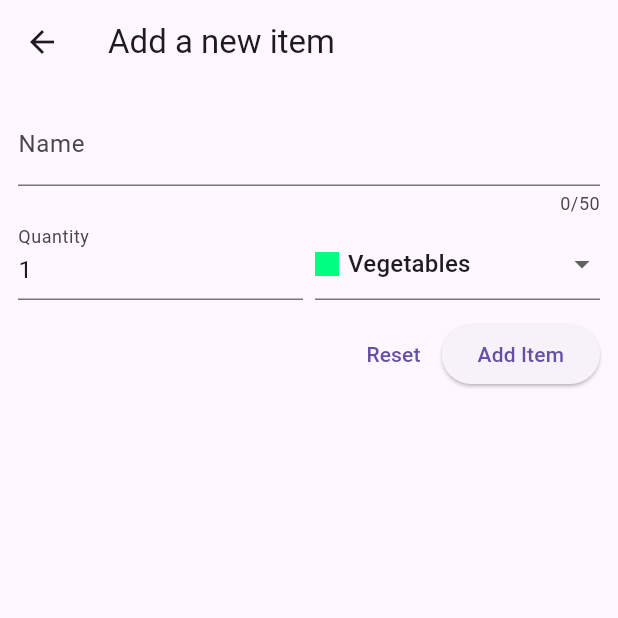
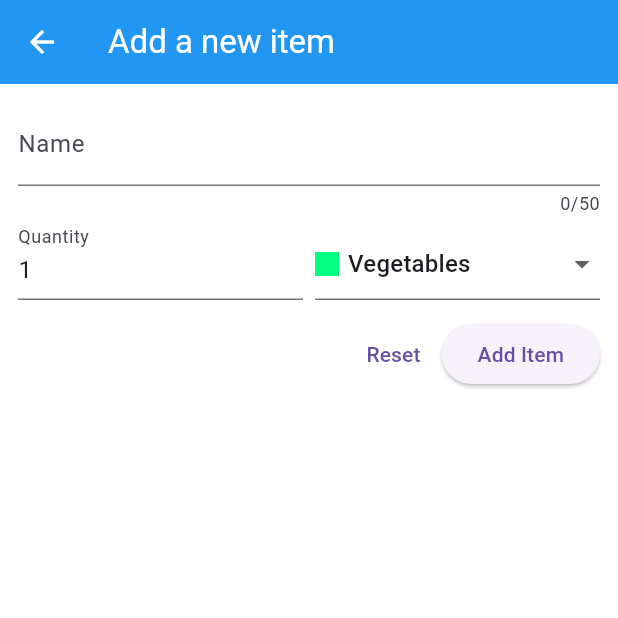
Before and after one commit to Km-khaled/flutter_basics, a Flutter app: the NewItem screen opened directly, on a phone screen of 412 x 824 dp, the top half of it. Run offline on Flutter 3.47's test engine with Material 3 defaults, Android fonts, the phone set to English and light mode, and no system bars; our stand-ins replace cloud_firestore, firebase_auth, firebase_core, firebase_messaging, firebase_storage, flutter_dotenv and 9 more; accounts and stored records are empty; generated files the repository leaves out were written again.

Commit message:
Adding Dark & Light themes on app using get ecosystem.

```diff
--- a/course_getx/lib/locale/locale_controller.dart
+++ b/course_getx/lib/locale/locale_controller.dart
@@ -5,13 +5,13 @@ import 'package:course_getx/services/setting_services.dart';
 
 class LocaleController extends GetxController {
   Locale initialLang =
-      sharedPref.getString("lang") == null
+      sharedPref!.getString("lang") == null
           ? Locale(Get.deviceLocale.toString())
-          : Locale(sharedPref.getString("lang")!);
+          : Locale(sharedPref!.getString("lang")!);
 
   void changeLocale(String langCode) {
     Locale locale = Locale(langCode);
-    sharedPref.setString("lang", langCode);
+    sharedPref!.setString("lang", langCode);
 
     Get.updateLocale(locale);
   }
--- /dev/null
+++ b/course_getx/lib/utils/themes.dart
@@ -0,0 +1,33 @@
+import 'package:flutter/material.dart';
+
+class Themes {
+  static final ThemeData customLightTheme = ThemeData.light().copyWith(
+    // Customize light theme properties here
+    primaryColor: Colors.blue,
+    scaffoldBackgroundColor: Colors.white,
+    appBarTheme: const AppBarTheme(
+      backgroundColor: Colors.blue,
+      foregroundColor: Colors.white, // Title text color
+    ),
+    buttonTheme: const ButtonThemeData(
+      buttonColor: Colors.blue,
+      textTheme: ButtonTextTheme.primary,
+    ),
+    // Add other customizations as needed
+  );
+
+  static final ThemeData customDarkTheme = ThemeData.dark().copyWith(
+    // Customize dark theme properties here
+    primaryColor: Colors.indigo,
+    scaffoldBackgroundColor: Colors.grey[900],
+    appBarTheme: AppBarTheme(
+      backgroundColor: Colors.grey[850],
+      foregroundColor: Colors.white, // Title text color
+    ),
+    buttonTheme: ButtonThemeData(
+      buttonColor: Colors.indigo[400],
+      textTheme: ButtonTextTheme.primary,
+    ),
+    // Add other customizations as needed
+  );
+}
```
Also changed, not shown: course_getx/lib/controller/theme_controller.dart (added, +38 -0 lines), course_getx/lib/main.dart (+26 -13 lines), course_getx/lib/view/home.dart (+40 -26 lines).
